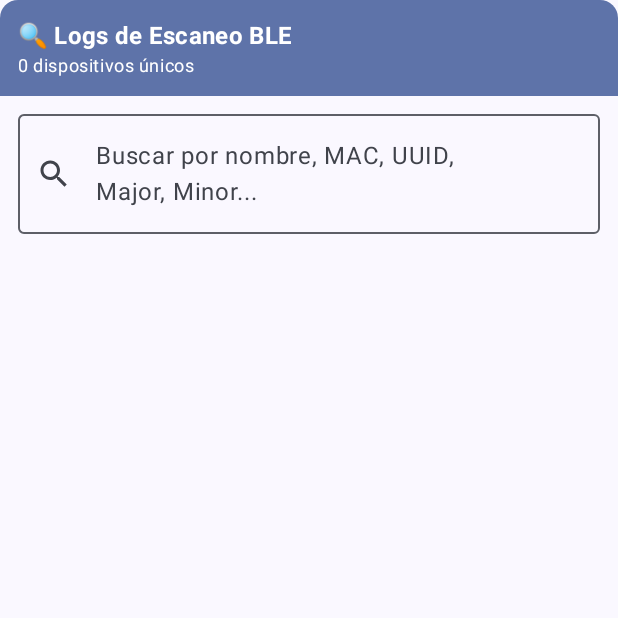
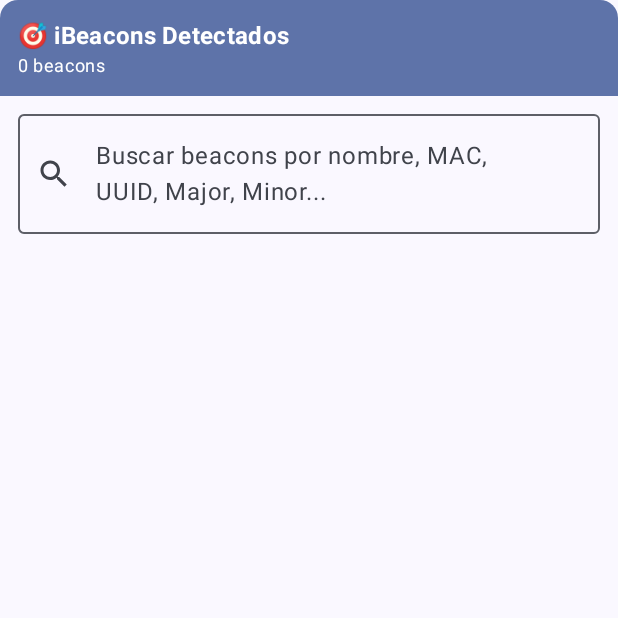
Before and after one commit to Obrium/akistoy-mobile, an Android app built with Jetpack Compose: the composable ScanLogsView called with empty values, on a phone screen of 412 x 824 dp, the top half of it. Run offline under Robolectric (Android 15) with nearby library versions, the phone set to English and light mode, and no system bars; 8 statements that could not run were skipped.

Commit message:
refactor: Update UI text and search filter for iBeacons
- Change header text to "🎯 iBeacons Detectados" for clarity
- Update device count display to correctly pluralize "beacon"
- Modify search placeholder to specify searching for beacons
- Refine search filter to only include iBeacons by default

```diff
--- a/app/src/main/java/com/akiestoy/beacons/ui/BeaconScreen.kt
+++ b/app/src/main/java/com/akiestoy/beacons/ui/BeaconScreen.kt
@@ -386,13 +386,13 @@
             ) {
                 Column(modifier = Modifier.padding(12.dp)) {
                     Text(
-                        text = "🔍 Logs de Escaneo BLE",
+                        text = "🎯 iBeacons Detectados",
                         style = MaterialTheme.typography.titleMedium,
                         fontWeight = FontWeight.Bold,
                         color = MaterialTheme.colorScheme.onPrimaryContainer
                     )
                     Text(
-                        text = "${scanLogs.size} dispositivos${if (searchQuery.isNotEmpty()) " (filtrados)" else " únicos"}",
+                        text = "${scanLogs.size} beacon${if (scanLogs.size != 1) "s" else ""}${if (searchQuery.isNotEmpty()) " (filtrados)" else ""}",
                         style = MaterialTheme.typography.bodySmall,
                         color = MaterialTheme.colorScheme.onPrimaryContainer
                     )
@@ -406,7 +406,7 @@
                 modifier = Modifier
                     .fillMaxWidth()
                     .padding(12.dp),
-                placeholder = { Text("Buscar por nombre, MAC, UUID, Major, Minor...") },
+                placeholder = { Text("Buscar beacons por nombre, MAC, UUID, Major, Minor...") },
                 leadingIcon = {
                     Icon(
                         imageVector = Icons.Default.Search,
```
Also changed, not shown: app/src/main/java/com/akiestoy/beacons/ui/BeaconViewModel.kt (+10 -2 lines).
